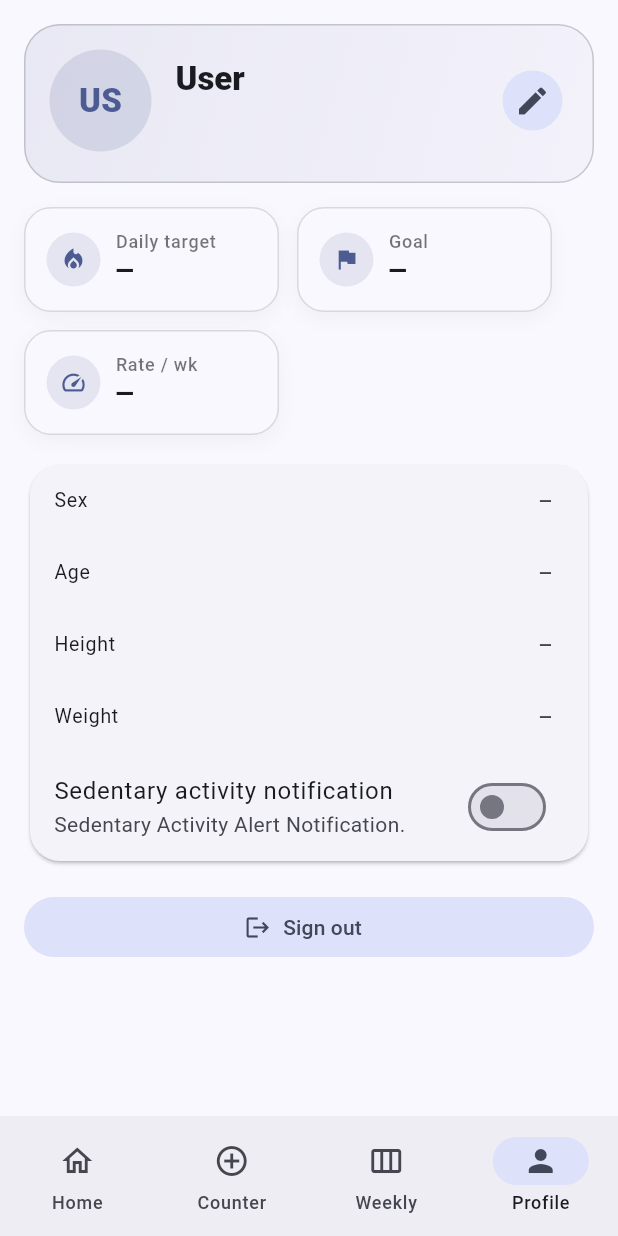
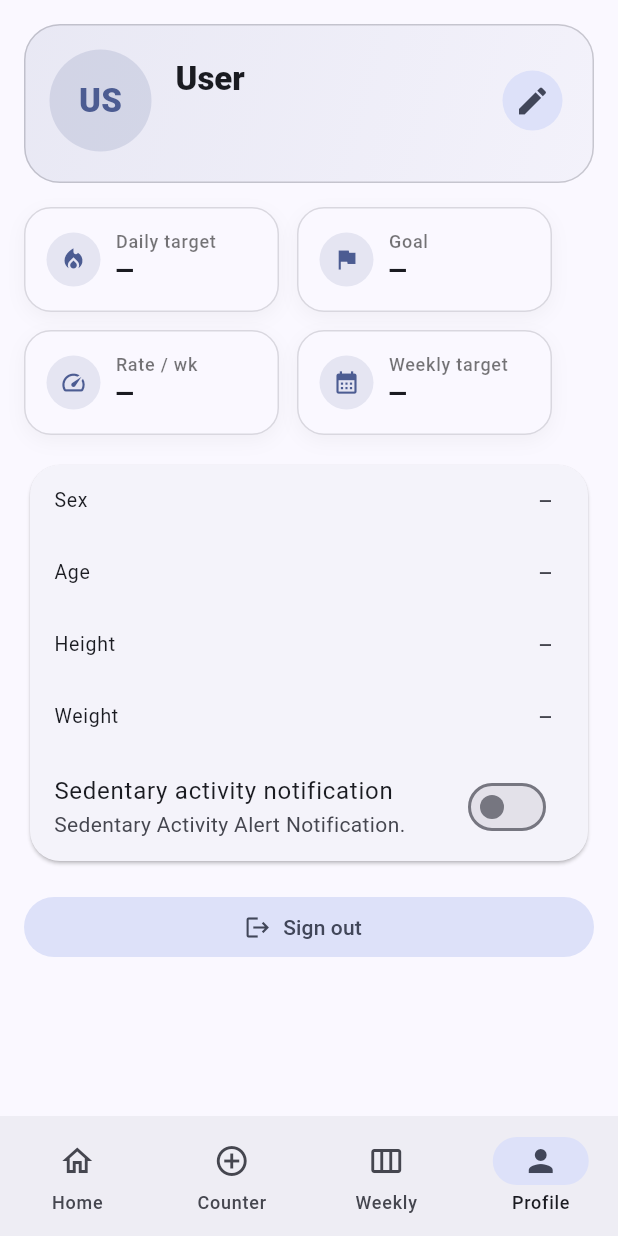
Before and after one commit to Aatish05/goinshape, a Flutter app: the Shell screen opened directly with empty values, item 4 of the bottom bar chosen, on a phone screen of 412 x 824 dp. Run offline on Flutter 3.47's test engine with Material 3 defaults, Android fonts, the light colour scheme and no system bars; our stand-ins replace sembast, sembast_web, shared_preferences, sqflite, sqflite_common_ffi; accounts and stored records are empty.

Commit message:
final draft

```diff
--- a/lib/pages/tabs/profile_tab.dart
+++ b/lib/pages/tabs/profile_tab.dart
@@ -67,7 +67,6 @@ class _ProfileTabState extends State<ProfileTab> {
     );
   }
 
-
   Future<void> _load() async {
     final db = AppDatabase.instance;
     final u = await db.getUser(widget.userId);
@@ -111,13 +110,15 @@ class _ProfileTabState extends State<ProfileTab> {
     final email = (_user?['email'] as String?) ?? '';
     final p = _profile;
 
+    // NEW: computed weekly target for the extra stat card
+    final int weeklyTarget = _dailyTarget > 0 ? _dailyTarget * 7 : 0;
+
     return Center(
       child: ConstrainedBox(
         constraints: const BoxConstraints(maxWidth: 560),
         child: ListView(
           padding: const EdgeInsets.all(16),
           children: [
-            // Header card with avatar
             // Header card with avatar (adaptive layout)
             Container(
               decoration: BoxDecoration(
@@ -160,17 +161,14 @@ class _ProfileTabState extends State<ProfileTab> {
                             Text(
                               name,
                               softWrap: true,
-                              // no maxLines / overflow -> full name shows
                               style: Theme.of(context)
                                   .textTheme
                                   .titleLarge
                                   ?.copyWith(fontWeight: FontWeight.w800),
                             ),
                             const SizedBox(height: 4),
-                            // You can keep SelectableText or use Text. Both wrap when not limited.
                             SelectableText(
                               email,
-                              // no maxLines -> can wrap to multiple lines
                               style: Theme.of(context)
                                   .textTheme
                                   .bodyMedium
@@ -215,17 +213,17 @@ class _ProfileTabState extends State<ProfileTab> {
               ),
             ),
 
-
             const SizedBox(height: 16),
 
-            // Quick stats
+            // Quick stats (added Weekly target)
             Wrap(
               spacing: 12,
               runSpacing: 12,
               children: [
                 _statCard(context, Icons.local_fire_department, 'Daily target',
                     _dailyTarget > 0 ? '$_dailyTarget kcal' : '—'),
-                _statCard(context, Icons.flag, 'Goal', (p?['goal'] as String?) ?? '—'),
+                _statCard(context, Icons.flag, 'Goal',
+                    (p?['goal'] as String?) ?? '—'),
                 _statCard(
                   context,
                   Icons.speed,
@@ -233,6 +231,13 @@ class _ProfileTabState extends State<ProfileTab> {
                   (p?['target_rate_kg_per_week'] == null)
                       ? '—'
                       : '${(p!['target_rate_kg_per_week'] as num).toString()} kg',
+                ),
+                // NEW: weekly target card
+                _statCard(
+                  context,
+                  Icons.calendar_month,
+                  'Weekly target',
+                  weeklyTarget > 0 ? '$weeklyTarget kcal' : '—',
                 ),
               ],
             ),
@@ -246,8 +251,10 @@ class _ProfileTabState extends State<ProfileTab> {
                 children: [
                   _row('Sex', (p?['sex'] as String?) ?? '—'),
                   _row('Age', (p?['age']?.toString()) ?? '—'),
-                  _row('Height', (p?['height_cm'] == null) ? '—' : '${p!['height_cm']} cm'),
-                  _row('Weight', (p?['weight_kg'] == null) ? '—' : '${(p!['weight_kg'] as num).toString()} kg'),
+                  _row('Height',
+                      (p?['height_cm'] == null) ? '—' : '${p!['height_cm']} cm'),
+                  _row('Weight',
+                      (p?['weight_kg'] == null) ? '—' : '${(p!['weight_kg'] as num).toString()} kg'),
                   SwitchListTile(
                     title: const Text('Sedentary activity notification'),
                     subtitle: const Text('Sedentary Activity Alert Notification.'),
@@ -263,7 +270,6 @@ class _ProfileTabState extends State<ProfileTab> {
             // Sign out
             FilledButton.tonalIcon(
               onPressed: () {
-                // Navigate back to login and clear history
                 Navigator.of(context).pushAndRemoveUntil(
                   MaterialPageRoute(builder: (_) => const LoginPage()),
                       (route) => false,
@@ -286,7 +292,13 @@ class _ProfileTabState extends State<ProfileTab> {
         color: Theme.of(ctx).colorScheme.surface,
         borderRadius: BorderRadius.circular(18),
         border: Border.all(color: Theme.of(ctx).dividerColor.withOpacity(.25)),
-        boxShadow: [BoxShadow(color: Colors.black.withOpacity(.04), blurRadius: 10, offset: const Offset(0, 4))],
+        boxShadow: [
+          BoxShadow(
+            color: Colors.black.withOpacity(.04),
+            blurRadius: 10,
+            offset: const Offset(0, 4),
+          )
+        ],
       ),
       child: Row(
         children: [
@@ -300,8 +312,16 @@ class _ProfileTabState extends State<ProfileTab> {
             child: Column(
               crossAxisAlignment: CrossAxisAlignment.start,
               children: [
-                Text(t, style: Theme.of(ctx).textTheme.labelMedium?.copyWith(color: Colors.black54)),
-                Text(v, style: Theme.of(ctx).textTheme.titleMedium?.copyWith(fontWeight: FontWeight.w800)),
+                Text(t,
+                    style: Theme.of(ctx)
+                        .textTheme
+                        .labelMedium
+                        ?.copyWith(color: Colors.black54)),
+                Text(v,
+                    style: Theme.of(ctx)
+                        .textTheme
+                        .titleMedium
+                        ?.copyWith(fontWeight: FontWeight.w800)),
               ],
             ),
           ),
```
Lines whose indentation alone changed are shown as unchanged.
